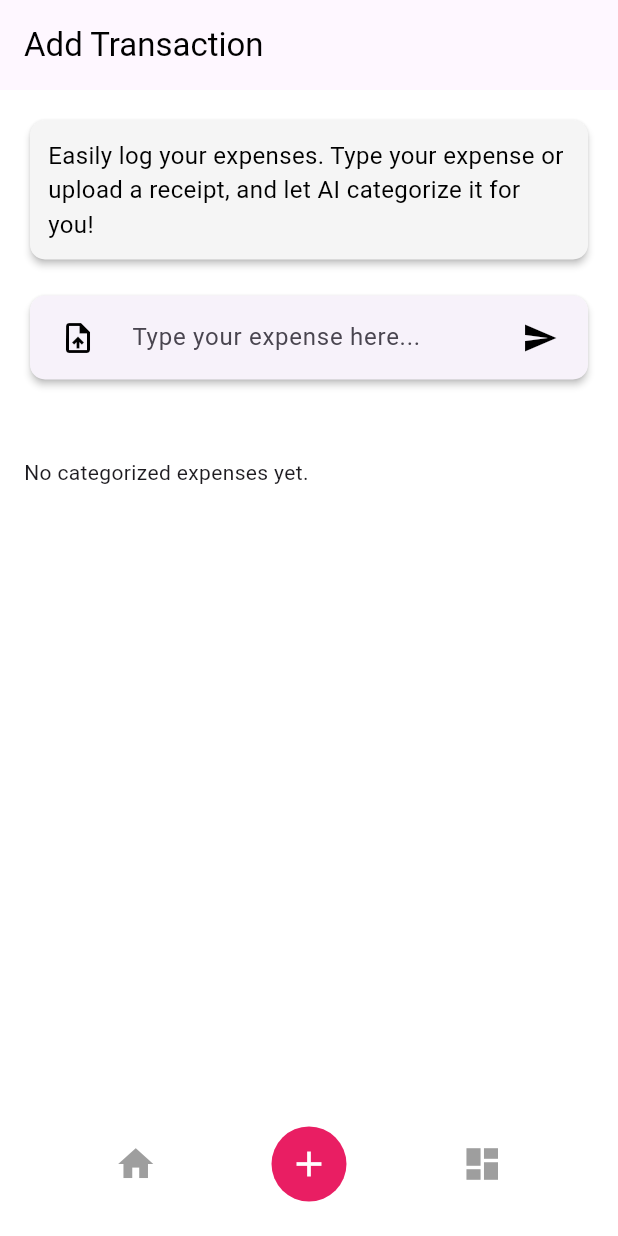
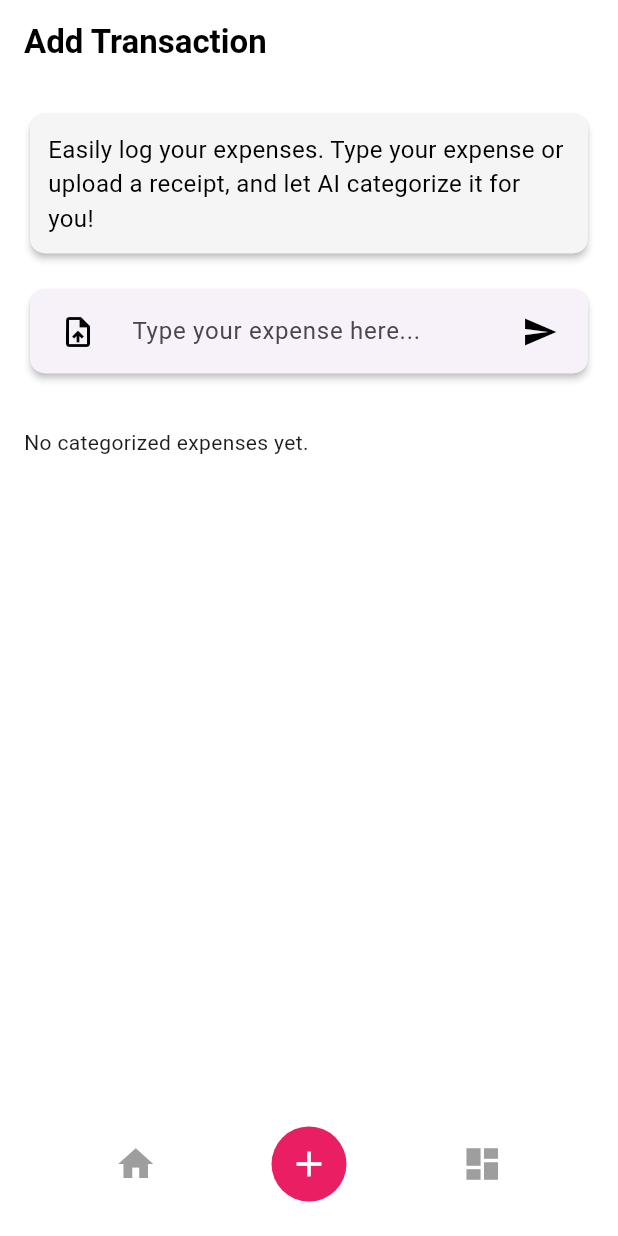
Before and after one commit to shortlion99/dollar-saver, a Flutter app: the screen it shows after launch, item 2 of the bottom bar chosen, on a phone screen of 412 x 824 dp. Run offline on Flutter 3.47's test engine with Material 3 defaults, Android fonts, the phone set to English and light mode, and no system bars; our stand-ins replace image_picker.

Commit message:
Final changes

```diff
--- a/frontend/lib/screens/add_transaction_screen.dart
+++ b/frontend/lib/screens/add_transaction_screen.dart
@@ -22,15 +22,14 @@ class _AddTransactionScreenState extends State<AddTransactionScreen> {
     return Scaffold(
       backgroundColor: Colors.white,
       appBar: AppBar(
+        title: const Text('Add Transaction', style: TextStyle(
+    fontSize: 22,
+    fontWeight: FontWeight.bold,
+    color: Colors.black,
+  )),
+        backgroundColor: Colors.white,
         elevation: 0,
-        title: Row(
-          children: [
-            const Text('Add Transaction',
-                style: TextStyle(color: Colors.black)),
-          ],
-        ),
-        // Aligning title to the left
-        toolbarHeight: 60, // Adjust height if necessary
+        iconTheme: const IconThemeData(color: Colors.black),
       ),
       body: Padding(
         padding: const EdgeInsets.all(16.0),
@@ -41,8 +40,8 @@ class _AddTransactionScreenState extends State<AddTransactionScreen> {
               _buildWelcomeMessage(),
               const SizedBox(height: 16),
               _buildInputField(),
-              const SizedBox(height: 16),
-              _buildReceiptPreview(),
+              // const SizedBox(height: 16),
+              // _buildReceiptPreview(),
               const SizedBox(height: 16),
               _isProcessing ? _buildLoadingIndicator() : Container(),
               const SizedBox(height: 16),
@@ -145,12 +144,12 @@ Future<String> _processUserInput(String input) async {
   String result = '';
 
   for (var expense in expenses) {
-        result += 'Category: ${expense['category']}\n'
-                  'Total: \$${expense['total']}\n'
-                  'Description: ${expense['name']}\n'
-                  'Date: ${expense['date']}\n\n';
+    String type = expense['expense'] ? 'Expense' : 'Income';
+    result += 'Type: $type\n'
+              'Category: ${expense['category']}\n'
+              'Total: \$${expense['total']}\n';
+              // 'Date: ${expense['date']}\n\n';
   }
-
       return result; // Return formatted string of all categorized expenses
     } else {
       print('Error: ${response.statusCode}');
@@ -254,38 +253,73 @@ Future<String> _processUserInput(String input) async {
     );
   }
 
+  // Widget _buildCategorizedExpenses() {
+  //   if (categorizedExpenses.isEmpty) {
+  //     return const Text('No categorized expenses yet.');
+  //   }
+
+  //   return Column(
+  //     crossAxisAlignment: CrossAxisAlignment.start,
+  //     children: [
+  //       const Text('Categorized Expenses:',
+  //           style: TextStyle(fontWeight: FontWeight.bold)),
+  //       ListView.builder(
+  //         shrinkWrap: true,
+  //         physics: const NeverScrollableScrollPhysics(),
+  //         itemCount: categorizedExpenses.length,
+  //         itemBuilder: (context, index) {
+  //           return Card(
+  //             elevation: 2,
+  //             shape: RoundedRectangleBorder(
+  //               borderRadius: BorderRadius.circular(10),
+  //             ),
+  //             margin: const EdgeInsets.symmetric(vertical: 8),
+  //             child: ListTile(
+  //               title: Text(categorizedExpenses[index]),
+  //               leading: const Icon(Icons.attach_money, color: Colors.black),
+  //               tileColor: Colors.grey[100],
+  //             ),
+  //           );
+  //         },
+  //       ),
+  //     ],
+  //   );
+  // }
+
   Widget _buildCategorizedExpenses() {
   if (categorizedExpenses.isEmpty) {
     return const Text('No categorized expenses yet.');
   }
 
-    return Column(
+  return Container(
+    decoration: BoxDecoration(
+      color: Colors.green[100], // Set the background color to a light green
+      borderRadius: BorderRadius.circular(12), // Add rounded corners
+    ),
+    padding: const EdgeInsets.all(16.0), // Optional padding for better spacing
+    child: Column(
       crossAxisAlignment: CrossAxisAlignment.start,
       children: [
-        const Text('Categorized Expenses:',
-            style: TextStyle(fontWeight: FontWeight.bold)),
+        const Text(
+          'Your Entries:',
+          style: TextStyle(fontWeight: FontWeight.bold),
+        ),
         ListView.builder(
           shrinkWrap: true,
           physics: const NeverScrollableScrollPhysics(),
           itemCount: categorizedExpenses.length,
           itemBuilder: (context, index) {
-            return Card(
-              elevation: 2,
-              shape: RoundedRectangleBorder(
-                borderRadius: BorderRadius.circular(10),
-              ),
-              margin: const EdgeInsets.symmetric(vertical: 8),
-              child: ListTile(
-                title: Text(categorizedExpenses[index]),
-                leading: const Icon(Icons.attach_money, color: Colors.black),
-                tileColor: Colors.grey[100],
-              ),
+            final expense = categorizedExpenses[index];
+            return ListTile(
+              title: Text(expense), // Display the entire expense string
             );
           },
         ),
       ],
+    ),
   );
 }
+
 
   @override
   void dispose() {
```
Also changed, not shown: 1 other file. Lines whose indentation alone changed are shown as unchanged.
